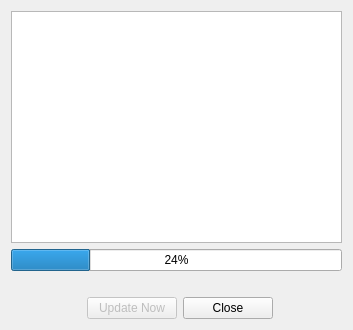
Above: qtemr/ui/miniupdater.ui from dr3mro/SmartClinic before the change. Below: the same form after it.
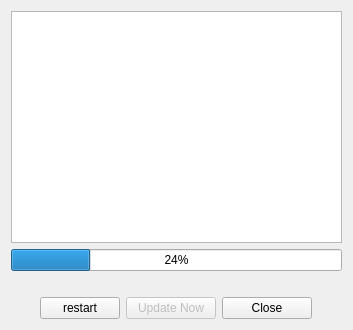
That is the form after the change.

Diff of the .ui file:
```diff
--- a/qtemr/ui/miniupdater.ui
+++ b/qtemr/ui/miniupdater.ui
@@ -111,6 +111,13 @@
      </property>
     </spacer>
    </item>
+   <item row="5" column="1">
+    <widget class="QPushButton" name="restartButton">
+     <property name="text">
+      <string>restart</string>
+     </property>
+    </widget>
+   </item>
   </layout>
  </widget>
  <resources/>
```
